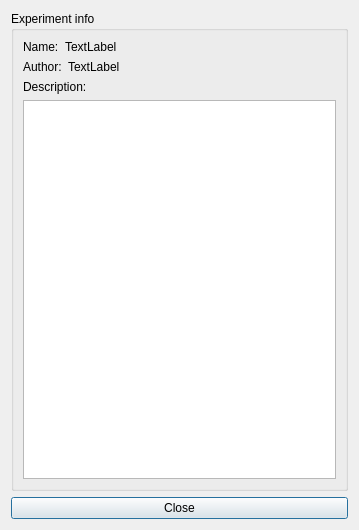
Old version of the form meggie_batch/ui/qt4Designer_ui_files/experimentInfoDialog.ui in the repository cibr-jyu/meggie.
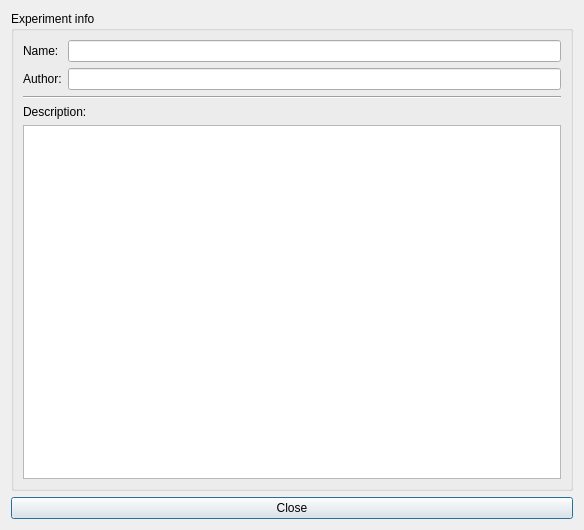
New version of the form.

```diff
--- a/meggie_batch/ui/qt4Designer_ui_files/experimentInfoDialog.ui
+++ b/meggie_batch/ui/qt4Designer_ui_files/experimentInfoDialog.ui
@@ -6,7 +6,7 @@
    <rect>
     <x>0</x>
     <y>0</y>
-    <width>359</width>
+    <width>584</width>
     <height>530</height>
    </rect>
   </property>
@@ -27,9 +27,7 @@
      </property>
      <layout class="QGridLayout" name="gridLayout_5">
       <item row="0" column="0">
-       <layout class="QVBoxLayout" name="verticalLayout_4">
-        <item>
-         <layout class="QFormLayout" name="formLayout_4">
+       <layout class="QGridLayout" name="gridLayout">
           <item row="0" column="0">
            <widget class="QLabel" name="labelExperiment">
             <property name="text">
@@ -38,42 +36,49 @@
            </widget>
           </item>
           <item row="0" column="1">
-           <widget class="QLabel" name="labelExperimentName">
-            <property name="text">
-             <string>TextLabel</string>
+         <widget class="QLineEdit" name="lineEditExperimentName">
+          <property name="alignment">
+           <set>Qt::AlignRight|Qt::AlignTrailing|Qt::AlignVCenter</set>
+          </property>
+          <property name="readOnly">
+           <bool>true</bool>
             </property>
            </widget>
           </item>
-         </layout>
-        </item>
-        <item>
-         <layout class="QFormLayout" name="formLayout_5">
-          <item row="0" column="0">
+        <item row="1" column="0">
            <widget class="QLabel" name="labelAuthor">
             <property name="text">
              <string>Author:</string>
             </property>
            </widget>
           </item>
-          <item row="0" column="1">
-           <widget class="QLabel" name="labelAuthorName">
-            <property name="text">
-             <string>TextLabel</string>
-            </property>
-           </widget>
-          </item>
-         </layout>
+        <item row="1" column="1">
+         <widget class="QLineEdit" name="lineEditExperimentAuthor">
+          <property name="alignment">
+           <set>Qt::AlignRight|Qt::AlignTrailing|Qt::AlignVCenter</set>
+          </property>
+          <property name="readOnly">
+           <bool>true</bool>
+          </property>
+         </widget>
         </item>
        </layout>
       </item>
       <item row="1" column="0">
+       <widget class="Line" name="line">
+        <property name="orientation">
+         <enum>Qt::Horizontal</enum>
+        </property>
+       </widget>
+      </item>
+      <item row="2" column="0">
        <widget class="QLabel" name="labelDescription">
         <property name="text">
          <string>Description:</string>
         </property>
        </widget>
       </item>
-      <item row="2" column="0">
+      <item row="3" column="0">
        <widget class="QTextBrowser" name="textBrowserExperimentDescription"/>
       </item>
      </layout>
```
Left out of the diff: 2 changed lines with no effect on the pictures. Lines whose indentation alone changed are shown as unchanged.
